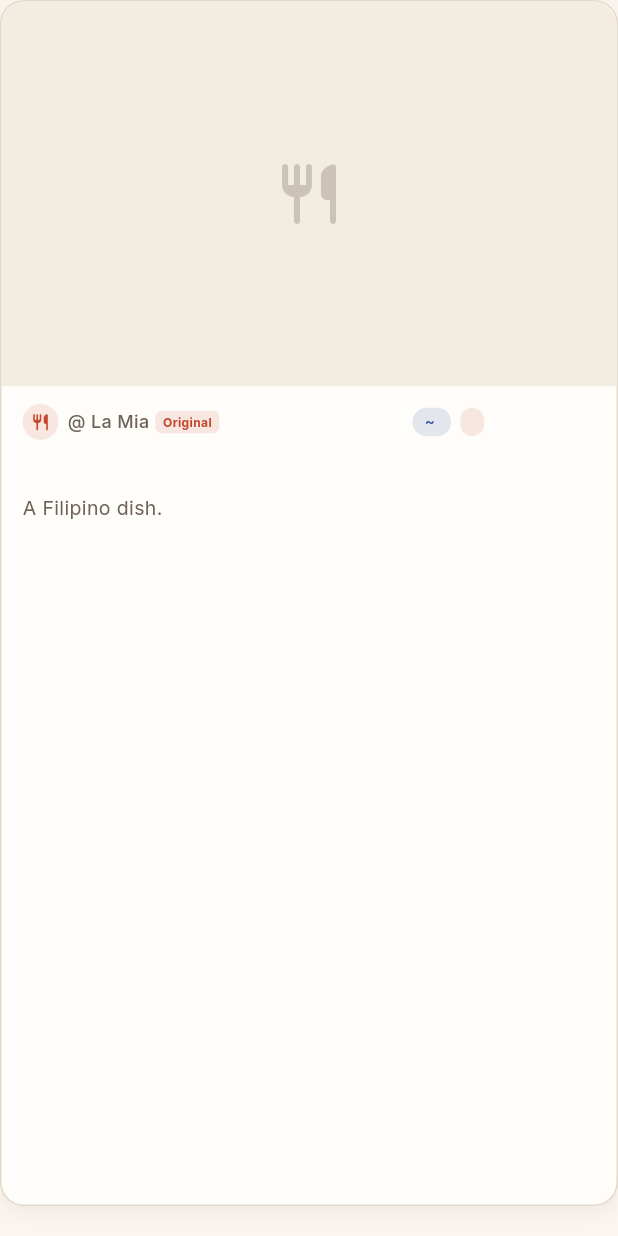
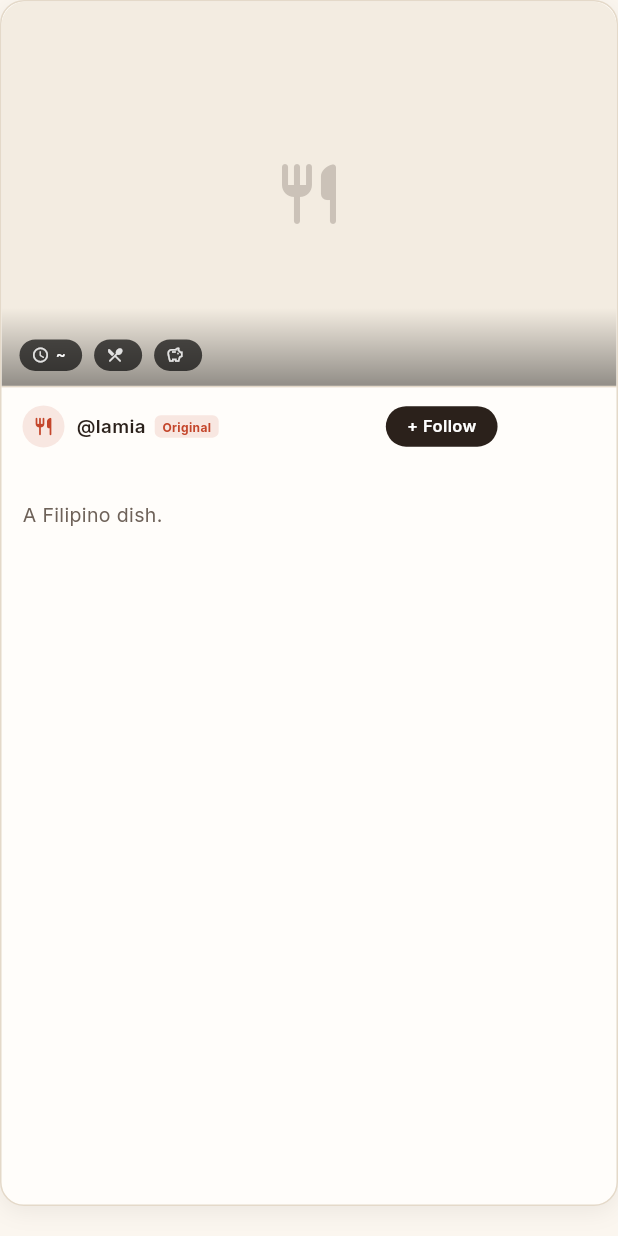
Before and after one commit to tonyontech101/La-Mia, a Flutter app: the FeedRecipeCard widget shown alone on an empty page, opened directly with empty values, on a phone screen of 412 x 824 dp. Run offline on Flutter 3.47's test engine with Material 3 defaults, Android fonts, the phone set to English and light mode, and no system bars; our stand-ins replace cached_network_image, cloud_firestore, firebase_auth, firebase_core, firebase_crashlytics, firebase_messaging and 10 more; accounts and stored records are empty; generated files the repository leaves out were written again; network calls fail.

Commit message:
redesign: recipe card

````diff
--- a/lamia_app/lib/features/home/presentation/widgets/feed_recipe_card.dart
+++ b/lamia_app/lib/features/home/presentation/widgets/feed_recipe_card.dart
@@ -13,17 +13,24 @@ import '../../../recipes/data/recipe_model.dart';
 /// ┌──────────────────────────────────────┐
 /// │         [Recipe Cover Photo]         │
 /// │         (16:10 aspect ratio)         │
-/// ├──────────────────────────────────────┤
-/// │ 🟤 @ username   [45 mins] [Breakfast]│
+/// │  ⏱ 1h 30 min  ◆ Breakfast  ◆ Budget │ ← overlaid tag pills
+/// ├──────────────────────────────────────┤ ← divider
+/// │ 🟤 @username  + follow    [See More] │
 /// │ Dish Name (title, bold)              │
 /// │ the description of the dish...       │
 /// └──────────────────────────────────────┘
 /// ```
 class FeedRecipeCard extends StatelessWidget {
-  const FeedRecipeCard({super.key, required this.recipe, this.onTap});
+  const FeedRecipeCard({
+    super.key,
+    required this.recipe,
+    this.onTap,
+    this.onFollowTap,
+  });
 
   final RecipeModel recipe;
   final VoidCallback? onTap;
+  final VoidCallback? onFollowTap;
 
   @override
   Widget build(BuildContext context) {
@@ -48,12 +55,68 @@ class FeedRecipeCard extends StatelessWidget {
           child: Column(
             crossAxisAlignment: CrossAxisAlignment.start,
             children: [
-              // Recipe cover photo
-              ClipRRect(
+              // ── Cover photo with overlaid tag pills ──────────────────
+              _buildCoverSection(),
+
+              // ── Thin divider ────────────────────────────────────────
+              Container(
+                height: 1,
+                color: AppColors.border,
+              ),
+
+              // ── Info section below the divider ──────────────────────
+              Padding(
+                padding: const EdgeInsets.fromLTRB(14, 12, 14, 14),
+                child: Column(
+                  crossAxisAlignment: CrossAxisAlignment.start,
+                  children: [
+                    // Username row with follow + See More
+                    _buildUserRow(),
+
+                    const SizedBox(height: 10),
+
+                    // Dish Name
+                    Text(
+                      recipe.name,
+                      style: AppTypography.title(
+                        color: AppColors.textPrimary,
+                      ).copyWith(fontWeight: FontWeight.w700, fontSize: 16),
+                      maxLines: 1,
+                      overflow: TextOverflow.ellipsis,
+                    ),
+
+                    const SizedBox(height: 4),
+
+                    // Description
+                    Text(
+                      _buildDescription(),
+                      style: AppTypography.body(
+                        color: AppColors.textSecondary,
+                      ).copyWith(fontSize: 13),
+                      maxLines: 2,
+                      overflow: TextOverflow.ellipsis,
+                    ),
+                  ],
+                ),
+              ),
+            ],
+          ),
+        ),
+      ),
+    );
+  }
+
+  // ── Cover photo with overlaid tag pills ─────────────────────────────
+
+  Widget _buildCoverSection() {
+    return ClipRRect(
       borderRadius: const BorderRadius.vertical(
         top: Radius.circular(16),
       ),
-                child: AspectRatio(
+      child: Stack(
+        children: [
+          // Photo
+          AspectRatio(
             aspectRatio: 16 / 10,
             child: recipe.coverPhotoUrl.isNotEmpty
                 ? CachedNetworkImage(
@@ -75,65 +138,114 @@ class FeedRecipeCard extends StatelessWidget {
                   )
                 : _buildPhotoPlaceholder(),
           ),
+
+          // Bottom gradient scrim so tag pills stay legible
+          Positioned(
+            left: 0,
+            right: 0,
+            bottom: 0,
+            height: 52,
+            child: Container(
+              decoration: const BoxDecoration(
+                gradient: LinearGradient(
+                  begin: Alignment.topCenter,
+                  end: Alignment.bottomCenter,
+                  colors: [
+                    Color(0x00000000),
+                    Color(0x66000000),
+                  ],
+                ),
+              ),
+            ),
           ),
 
-              // Info section below the photo
-              Padding(
-                padding: const EdgeInsets.fromLTRB(14, 12, 14, 14),
-                child: Column(
-                  crossAxisAlignment: CrossAxisAlignment.start,
+          // Tag pills overlaid at the bottom of the photo
+          Positioned(
+            left: 12,
+            right: 12,
+            bottom: 10,
+            child: SingleChildScrollView(
+              scrollDirection: Axis.horizontal,
+              physics: const NeverScrollableScrollPhysics(),
+              child: Row(
                 children: [
-                    // Username row + tag pills
-                    Row(
+                  _OverlayTagPill(
+                    icon: Icons.schedule_rounded,
+                    label: recipe.approximateCookTime,
+                  ),
+                  const SizedBox(width: 8),
+                  _OverlayTagPill(
+                    icon: Icons.restaurant_menu_rounded,
+                    label: recipe.category,
+                  ),
+                  const SizedBox(width: 8),
+                  _OverlayTagPill(
+                    icon: Icons.savings_outlined,
+                    label: _shortBudget(),
+                  ),
+                ],
+              ),
+            ),
+          ),
+        ],
+      ),
+    );
+  }
+
+  // ── User row (avatar, @username, + follow, See More button) ─────────
+
+  Widget _buildUserRow() {
+    return Row(
       children: [
         // Author avatar circle
         Container(
-                          width: 24,
-                          height: 24,
+          width: 28,
+          height: 28,
           decoration: BoxDecoration(
             shape: BoxShape.circle,
             color: recipe.isSystemRecipe
                 ? AppColors.primary.withValues(alpha: 0.12)
-                                : AppColors.primary.withValues(alpha: 0.12),
+                : AppColors.surfaceAlt,
           ),
           child: Center(
             child: recipe.isSystemRecipe
                 ? const Icon(
                     Icons.restaurant_rounded,
-                                    size: 13,
+                    size: 14,
                     color: AppColors.primary,
                   )
                 : Text(
                     recipe.authorName.isNotEmpty
                         ? recipe.authorName[0].toUpperCase()
                         : 'U',
-                                    style: TextStyle(
-                                      fontSize: 11,
+                    style: const TextStyle(
+                      fontSize: 12,
                       fontWeight: FontWeight.w700,
                       color: AppColors.primary,
                     ),
                   ),
           ),
         ),
-                        const SizedBox(width: 6),
-                        // Author name
+        const SizedBox(width: 8),
+
+        // @username
         Flexible(
           child: Text(
-                            '@ ${recipe.authorName}',
-                            style:
-                                AppTypography.caption(
-                                  color: AppColors.textSecondary,
+            '@${recipe.authorName.replaceAll(' ', '').toLowerCase()}',
+            style: AppTypography.caption(
+              color: AppColors.textPrimary,
             ).copyWith(
-                                  fontWeight: FontWeight.w500,
-                                  fontSize: 12,
+              fontWeight: FontWeight.w600,
+              fontSize: 12.5,
             ),
             maxLines: 1,
             overflow: TextOverflow.ellipsis,
           ),
         ),
+
         // System recipe badge
         if (recipe.isSystemRecipe) ...[
-                          const SizedBox(width: 4),
+          const SizedBox(width: 6),
           Container(
             padding: const EdgeInsets.symmetric(
               horizontal: 5,
@@ -153,51 +265,53 @@ class FeedRecipeCard extends StatelessWidget {
             ),
           ),
         ],
+
         const Spacer(),
-                        // Tag pills: cook time + category
-                        _TagPill(
-                          label: recipe.approximateCookTime,
-                          color: AppColors.secondary,
+
+        // "+ Follow" button in the corner
+        GestureDetector(
+          onTap: onFollowTap,
+          child: Container(
+            padding: const EdgeInsets.symmetric(horizontal: 14, vertical: 6),
+            decoration: BoxDecoration(
+              color: AppColors.textPrimary,
+              borderRadius: BorderRadius.circular(AppRadii.pill),
             ),
-                        const SizedBox(width: 6),
-                        _TagPill(
-                          label: recipe.category,
-                          color: AppColors.primary,
+            child: Text(
+              '+ Follow',
+              style: AppTypography.caption(
+                color: AppColors.onPrimary,
+              ).copyWith(
+                fontWeight: FontWeight.w600,
+                fontSize: 11,
               ),
-                      ],
             ),
-
-                    const SizedBox(height: 10),
-
-                    // Dish Name
-                    Text(
-                      recipe.name,
-                      style: AppTypography.title(
-                        color: AppColors.textPrimary,
-                      ).copyWith(fontWeight: FontWeight.w700, fontSize: 16),
-                      maxLines: 1,
-                      overflow: TextOverflow.ellipsis,
-                    ),
-
-                    const SizedBox(height: 4),
-
-                    // Description — derived from ingredients/tags as a brief summary
-                    Text(
-                      _buildDescription(),
-                      style: AppTypography.body(
-                        color: AppColors.textSecondary,
-                      ).copyWith(fontSize: 13),
-                      maxLines: 2,
-                      overflow: TextOverflow.ellipsis,
-                    ),
-                  ],
           ),
         ),
       ],
-          ),
-        ),
-      ),
     );
+  }
+
+  /// Returns a compact budget label for the overlay pill.
+  String _shortBudget() {
+    final raw = recipe.budget ?? 'Budget friendly';
+    final lower = raw.toLowerCase();
+    if (lower.contains('budget') || lower.contains('cheap') || lower.contains('sulit')) {
+      return 'Budget-Friendly';
+    }
+    if (lower.contains('affordable') || lower.contains('sakto')) {
+      return 'Affordable';
+    }
+    if (lower.contains('special') || lower.contains('moderate')) {
+      return 'Special';
+    }
+    if (lower.contains('expensive') || lower.contains('premium')) {
+      return 'Premium';
+    }
+    // Fallback: take only the parenthesized label or the raw string
+    final parenMatch = RegExp(r'\(([^)]+)\)').firstMatch(raw);
+    if (parenMatch != null) return parenMatch.group(1)!;
+    return raw.length > 16 ? '${raw.substring(0, 14)}…' : raw;
   }
 
   /// Builds a brief description from recipe data.
@@ -236,26 +350,42 @@ class FeedRecipeCard extends StatelessWidget {
   }
 }
 
-/// Small rounded tag pill used for cook time and category.
-class _TagPill extends StatelessWidget {
-  const _TagPill({required this.label, required this.color});
+/// Frosted-glass tag pill overlaid on the cover photo.
+///
+/// Uses a semi-transparent dark background so it reads over any image.
+class _OverlayTagPill extends StatelessWidget {
+  const _OverlayTagPill({required this.icon, required this.label});
 
+  final IconData icon;
   final String label;
-  final Color color;
 
   @override
   Widget build(BuildContext context) {
     return Container(
-      padding: const EdgeInsets.symmetric(horizontal: 8, vertical: 3),
+      padding: const EdgeInsets.symmetric(horizontal: 8, vertical: 4),
       decoration: BoxDecoration(
-        color: color.withValues(alpha: 0.12),
+        color: const Color(0xAA000000),
         borderRadius: BorderRadius.circular(AppRadii.pill),
       ),
-      child: Text(
+      child: Row(
+        mainAxisSize: MainAxisSize.min,
+        children: [
+          Icon(
+            icon,
+            size: 12,
+            color: Colors.white.withValues(alpha: 0.85),
+          ),
+          const SizedBox(width: 4),
+          Text(
             label,
             style: AppTypography.caption(
-          color: color,
-        ).copyWith(fontWeight: FontWeight.w600, fontSize: 10),
+              color: Colors.white,
+            ).copyWith(
+              fontWeight: FontWeight.w600,
+              fontSize: 10,
+            ),
+          ),
+        ],
       ),
     );
   }
````
Lines whose indentation alone changed are shown as unchanged.
